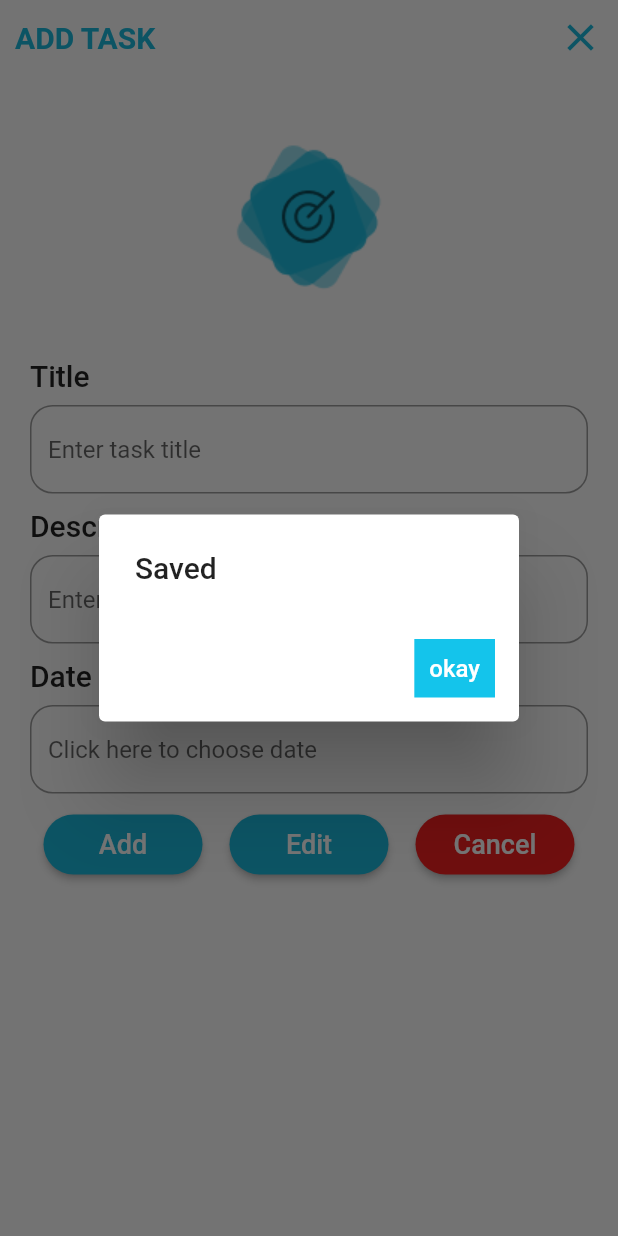
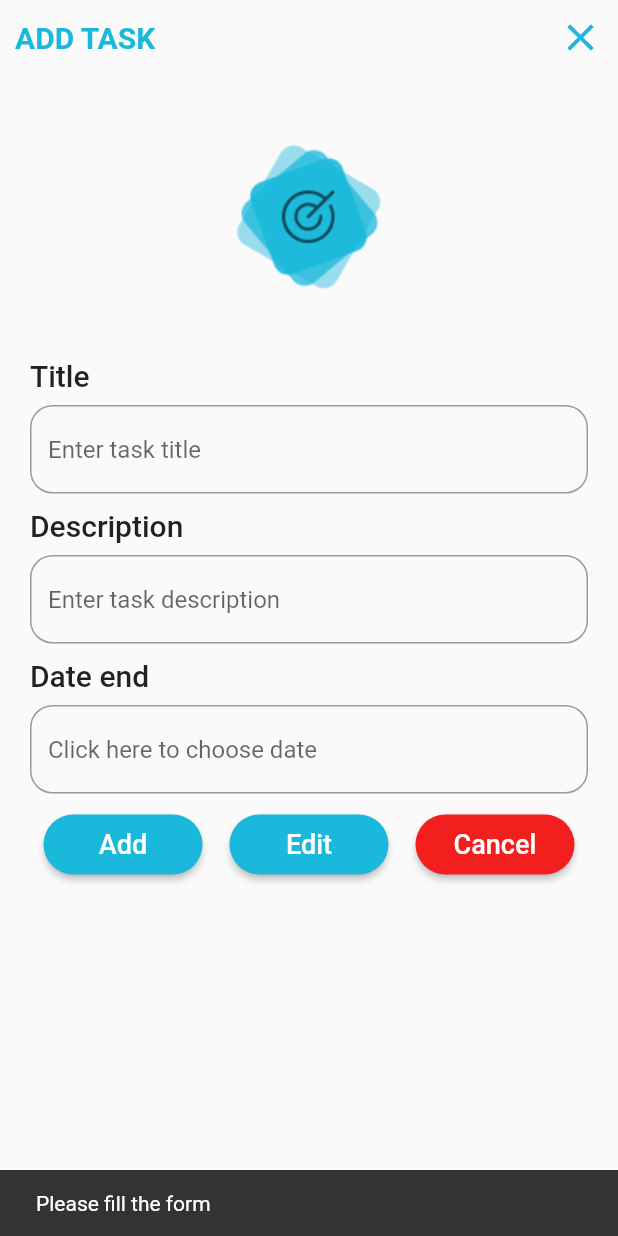
Before and after one commit to abdulrauf21/Todo_app, a Flutter app: the AddTaskScreen screen opened directly, after a tap on "Add", on a phone screen of 412 x 824 dp. Run offline on Flutter 3.47's test engine with Material 2 defaults, Android fonts, the phone set to English and light mode, and no system bars; our stand-ins replace cloud_firestore, firebase_core, shared_preferences; accounts and stored records are empty.

Commit message:
Task added to firebase

```diff
--- a/lib/controller/user_provider.dart
+++ b/lib/controller/user_provider.dart
@@ -1,9 +1,11 @@
 import 'package:cloud_firestore/cloud_firestore.dart';
 
 import 'package:flutter/material.dart';
+import 'package:todo_app/local_data_source/user_local_data_source.dart';
 import 'package:todo_app/model/user_model.dart';
 
 class UserProvider extends ChangeNotifier {
+  UserLocalDataSource userLocalDataSource = UserLocalDataSource();
   bool isLoading = false;
   FirebaseFirestore firebase = FirebaseFirestore.instance;
   Future<bool> login(UserModel userModel) async {
@@ -17,6 +19,7 @@ class UserProvider extends ChangeNotifier {
     if (snapshot.docs.isNotEmpty) {
       isLoading = false;
       notifyListeners();
+      await userLocalDataSource.saveUserId(snapshot.docs[0].id);
       return true;
       // user found
       // login
--- a/lib/screens/addtask_screen.dart
+++ b/lib/screens/addtask_screen.dart
@@ -1,16 +1,30 @@
 import 'package:flutter/material.dart';
+import 'package:provider/provider.dart';
+import 'package:todo_app/controller/task_provider.dart';
 
 import 'edittask_screen.dart';
 import 'home_screen.dart';
 
-class AddTaskScreen extends StatelessWidget {
+class AddTaskScreen extends StatefulWidget {
   const AddTaskScreen({Key? key}) : super(key: key);
 
+  @override
+  State<AddTaskScreen> createState() => _AddTaskScreenState();
+}
+
+class _AddTaskScreenState extends State<AddTaskScreen> {
+  final TextEditingController titleEditingController = TextEditingController();
+  final TextEditingController descriptionEditingController =
+      TextEditingController();
+  final TextEditingController endDateEditingController =
+      TextEditingController();
   @override
   Widget build(BuildContext context) {
     return Scaffold(
       resizeToAvoidBottomInset: false,
-      body: Column(
+      body: Stack(
+        children: [
+          Column(
             children: [
               SafeArea(
                 child: Padding(
@@ -74,6 +88,7 @@ class AddTaskScreen extends StatelessWidget {
                         height: 8,
                       ),
                       TextField(
+                        controller: titleEditingController,
                         decoration: InputDecoration(
                           border: OutlineInputBorder(
                             borderRadius: BorderRadius.circular(15),
@@ -98,6 +113,7 @@ class AddTaskScreen extends StatelessWidget {
                         height: 8,
                       ),
                       TextField(
+                        controller: descriptionEditingController,
                         decoration: InputDecoration(
                           border: OutlineInputBorder(
                             borderRadius: BorderRadius.circular(15),
@@ -122,6 +138,7 @@ class AddTaskScreen extends StatelessWidget {
                         height: 8,
                       ),
                       TextField(
+                        controller: endDateEditingController,
                         decoration: InputDecoration(
                           border: OutlineInputBorder(
                             borderRadius: BorderRadius.circular(15),
@@ -137,31 +154,43 @@ class AddTaskScreen extends StatelessWidget {
                         children: [
                           ElevatedButton(
                             onPressed: () {
-                          showDialog(
-                            context: context,
-                            builder: (ctx) => AlertDialog(
-                              title: const Text("Saved"),
-                              actions: <Widget>[
-                                TextButton(
-                                  onPressed: () {
-                                    Navigator.of(ctx).pop();
+                              if (titleEditingController.text.isNotEmpty &&
+                                  descriptionEditingController
+                                      .text.isNotEmpty &&
+                                  endDateEditingController.text.isNotEmpty) {
+                                Provider.of<TaskProvider>(context,
+                                        listen: false)
+                                    .addTask(
+                                  titleEditingController.text,
+                                  descriptionEditingController.text,
+                                  endDateEditingController.text,
+                                )
+                                    .then(
+                                  (value) {
+                                    if (value == true) {
+
+                                      final snackBar = SnackBar(
+                                          content:
+                                              Text("Task added successfully"));
+                                      ScaffoldMessenger.of(context)
+                                          .showSnackBar(snackBar);
+                                      titleEditingController.clear();
+                                      descriptionEditingController.clear();
+                                      endDateEditingController.clear();
+                                    } else {
+                                      final snackBar =
+                                          SnackBar(content: Text("Failed"));
+                                      ScaffoldMessenger.of(context)
+                                          .showSnackBar(snackBar);
+                                    }
                                   },
-                                  child: Container(
-                                    color: Color.fromARGB(255, 20, 196, 235),
-                                    padding: const EdgeInsets.all(10),
-                                    child: const Text(
-                                      "okay",
-                                      style: TextStyle(
-                                        fontSize: 16,
-                                        fontWeight: FontWeight.w500,
-                                        color: Colors.white,
-                                      ),
-                                    ),
-                                  ),
-                                ),
-                              ],
-                            ),
                                 );
+                              } else {
+                                final snackBar = SnackBar(
+                                    content: Text("Please fill the form"));
+                                ScaffoldMessenger.of(context)
+                                    .showSnackBar(snackBar);
+                              }
                             },
                             style: ElevatedButton.styleFrom(
                               fixedSize: Size(106, 40),
@@ -223,6 +252,40 @@ class AddTaskScreen extends StatelessWidget {
               ),
             ],
           ),
+          Provider.of<TaskProvider>(context).isLoading == true
+              ? Center(
+                  child: CircularProgressIndicator(),
+                )
+              : SizedBox()
+        ],
+      ),
     );
   }
 }
+
+
+                          // showDialog(
+                          //   context: context,
+                          //   builder: (ctx) => AlertDialog(
+                          //     title: const Text("Saved"),
+                          //     actions: <Widget>[
+                          //       TextButton(
+                          //         onPressed: () {
+                          //           Navigator.of(ctx).pop();
+                          //         },
+                          //         child: Container(
+                          //           color: Color.fromARGB(255, 20, 196, 235),
+                          //           padding: const EdgeInsets.all(10),
+                          //           child: const Text(
+                          //             "okay",
+                          //             style: TextStyle(
+                          //               fontSize: 16,
+                          //               fontWeight: FontWeight.w500,
+                          //               color: Colors.white,
+                          //             ),
+                          //           ),
+                          //         ),
+                          //       ),
+                          //     ],
+                          //   ),
+                          // );
--- a/pubspec.yaml
+++ b/pubspec.yaml
@@ -37,6 +37,7 @@ dependencies:
   cloud_firestore: ^3.4.9
   firebase_core: ^1.23.0
   provider: ^6.0.3
+  shared_preferences: ^2.0.15
 
 
 dev_dependencies:
```
Also changed, not shown: lib/controller/task_provider.dart (added, +34 -0 lines), lib/local_data_source/user_local_data_source.dart (added, +16 -0 lines), lib/main.dart (+6 -3 lines), pubspec.lock, 1 other file. Lines whose indentation alone changed are shown as unchanged.
